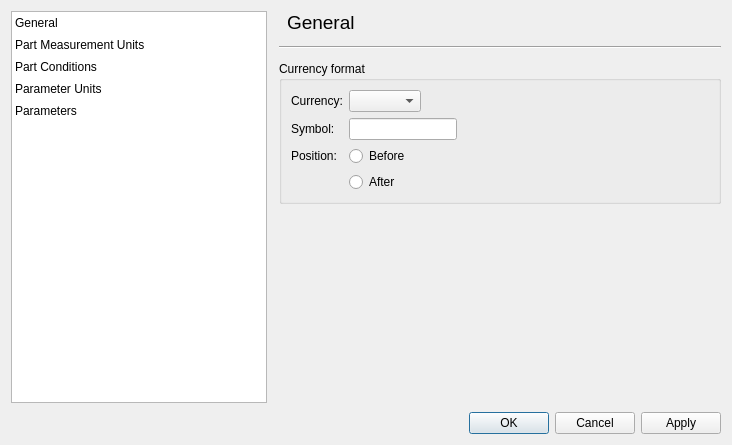
Qt form src/optionsdialog.ui (jassuncao/myparts) before a commit.
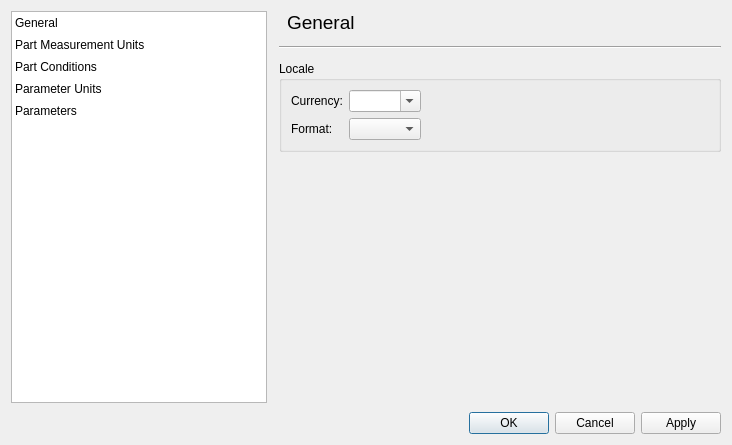
The same form after that commit. Icons and pictures are not drawn.

Commit message: * Improves the code used to edit prices. * Fixes the options dialog section used to select the default currency.

Patch:
```diff
--- a/src/optionsdialog.ui
+++ b/src/optionsdialog.ui
@@ -172,53 +172,12 @@
            <item>
             <widget class="QGroupBox" name="groupBox">
              <property name="title">
-              <string>Currency format</string>
+              <string>Locale</string>
              </property>
              <layout class="QFormLayout" name="formLayout">
               <property name="fieldGrowthPolicy">
                <enum>QFormLayout::ExpandingFieldsGrow</enum>
               </property>
-              <item row="2" column="0">
-               <widget class="QLabel" name="label">
-                <property name="text">
-                 <string>Symbol:</string>
-                </property>
-               </widget>
-              </item>
-              <item row="2" column="1">
-               <widget class="QLineEdit" name="currencySymbolLineEdit">
-                <property name="sizePolicy">
-                 <sizepolicy hsizetype="Minimum" vsizetype="Fixed">
-                  <horstretch>0</horstretch>
-                  <verstretch>0</verstretch>
-                 </sizepolicy>
-                </property>
-                <property name="maxLength">
-                 <number>16</number>
-                </property>
-               </widget>
-              </item>
-              <item row="5" column="0">
-               <widget class="QLabel" name="label_2">
-                <property name="text">
-                 <string>Position:</string>
-                </property>
-               </widget>
-              </item>
-              <item row="5" column="1">
-               <widget class="QRadioButton" name="currencySymbBeforeRadio">
-                <property name="text">
-                 <string>Before</string>
-                </property>
-               </widget>
-              </item>
-              <item row="6" column="1">
-               <widget class="QRadioButton" name="currencySymbAfterRadio">
-                <property name="text">
-                 <string>After</string>
-                </property>
-               </widget>
-              </item>
               <item row="1" column="0">
                <widget class="QLabel" name="label_3">
                 <property name="text">
@@ -227,7 +186,24 @@
                </widget>
               </item>
               <item row="1" column="1">
-               <widget class="QComboBox" name="currencyComboBox"/>
+               <widget class="QComboBox" name="currencyComboBox">
+                <property name="editable">
+                 <bool>true</bool>
+                </property>
+                <property name="insertPolicy">
+                 <enum>QComboBox::NoInsert</enum>
+                </property>
+               </widget>
+              </item>
+              <item row="2" column="0">
+               <widget class="QLabel" name="label">
+                <property name="text">
+                 <string>Format:</string>
+                </property>
+               </widget>
+              </item>
+              <item row="2" column="1">
+               <widget class="QComboBox" name="currencyFormatComboBox"/>
               </item>
              </layout>
             </widget>
```
The commit also changes 16 other files.
